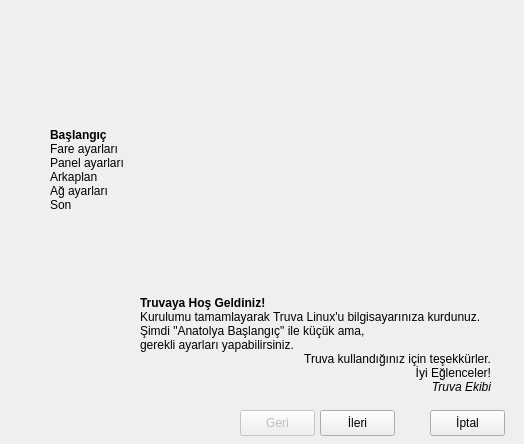
Old version of the form projeler/anatolya-bey/src/screens/ui/mainWindow.ui in the repository atlantistruva/truvalinux.
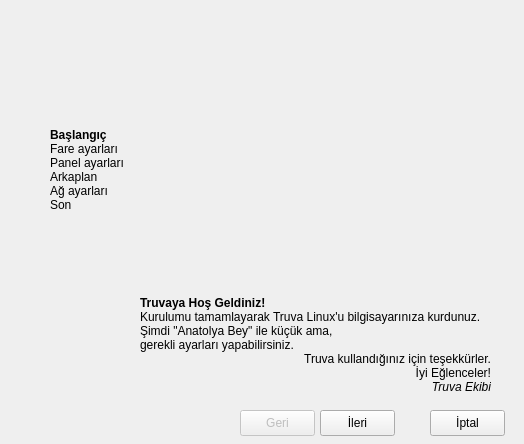
New version of the form. Icons and pictures are not drawn.

Commit message: yazı düzeltmeleri...

```diff
--- a/projeler/anatolya-bey/src/screens/ui/mainWindow.ui
+++ b/projeler/anatolya-bey/src/screens/ui/mainWindow.ui
@@ -84,7 +84,7 @@
 &lt;/style>&lt;/head>&lt;body style=" font-family:'Sans Serif'; font-size:9pt; font-weight:400; font-style:normal;">
 &lt;p style=" margin-top:0px; margin-bottom:0px; margin-left:0px; margin-right:0px; -qt-block-indent:0; text-indent:0px;">&lt;span style=" font-weight:600;">Truvaya Hoş Geldiniz!&lt;/span>&lt;/p>
 &lt;p style=" margin-top:0px; margin-bottom:0px; margin-left:0px; margin-right:0px; -qt-block-indent:0; text-indent:0px;">Kurulumu tamamlayarak Truva Linux'u bilgisayarınıza kurdunuz.&lt;/p>
-&lt;p style=" margin-top:0px; margin-bottom:0px; margin-left:0px; margin-right:0px; -qt-block-indent:0; text-indent:0px;">Şimdi "Anatolya Başlangıç" ile küçük ama,&lt;/p>
+&lt;p style=" margin-top:0px; margin-bottom:0px; margin-left:0px; margin-right:0px; -qt-block-indent:0; text-indent:0px;">Şimdi "Anatolya Bey" ile küçük ama,&lt;/p>
 &lt;p style=" margin-top:0px; margin-bottom:0px; margin-left:0px; margin-right:0px; -qt-block-indent:0; text-indent:0px;">gerekli ayarları yapabilirsiniz.&lt;/p>
 &lt;p align="right" style=" margin-top:0px; margin-bottom:0px; margin-left:0px; margin-right:0px; -qt-block-indent:0; text-indent:0px;">Truva kullandığınız için teşekkürler.&lt;/p>
 &lt;p align="right" style=" margin-top:0px; margin-bottom:0px; margin-left:0px; margin-right:0px; -qt-block-indent:0; text-indent:0px;">İyi Eğlenceler!&lt;/p>
```
The commit also changes 1 other file.
